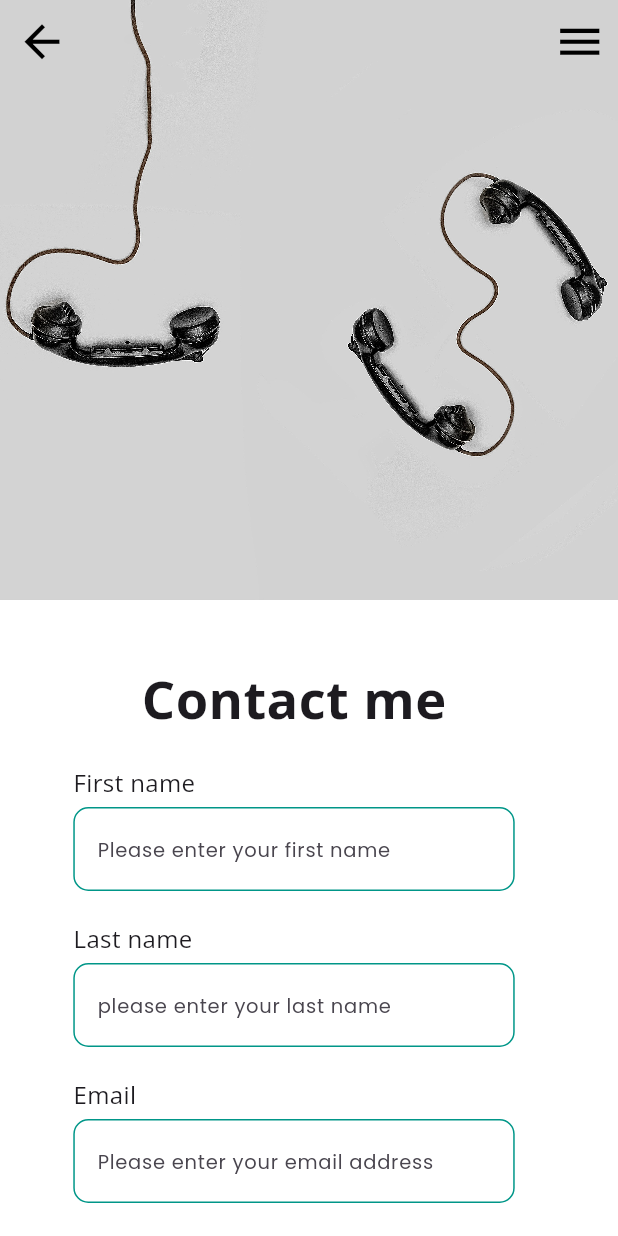
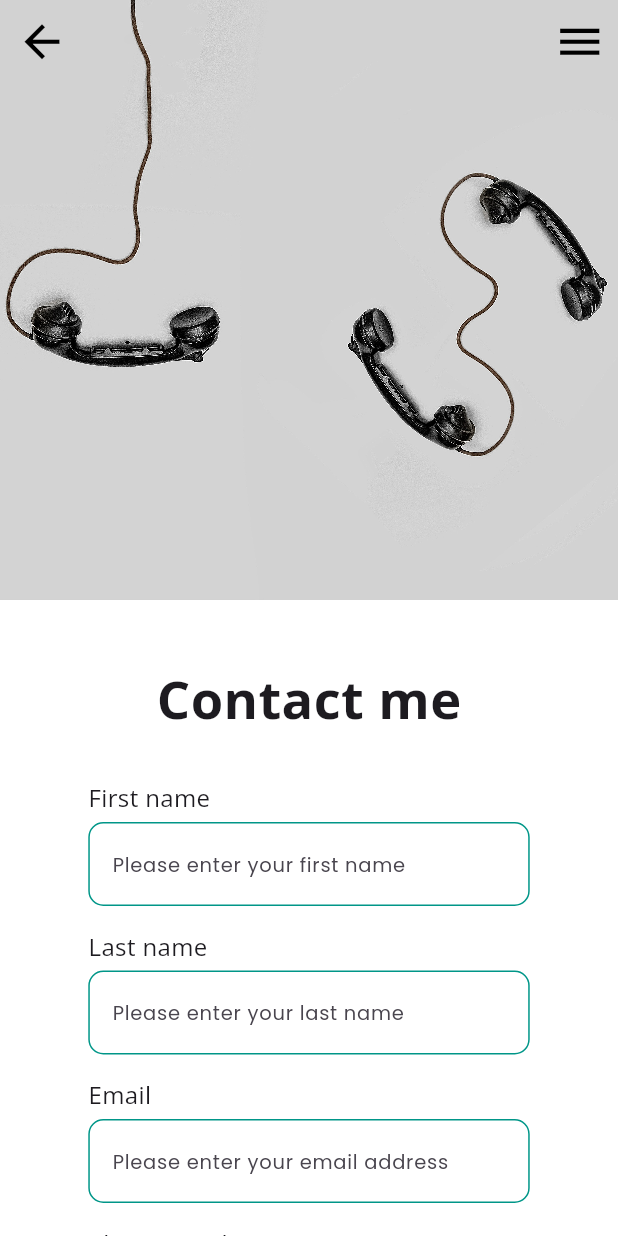
Before and after one commit to MohmedFahmy/portfolio, a Flutter app: the screen it shows after launch, after a tap on the "menu" icon, after a tap on "Contact", on a phone screen of 412 x 824 dp. Run offline on Flutter 3.47's test engine with Material 3 defaults, Android fonts, the phone set to English and light mode, and no system bars; our stand-ins replace carousel_slider, cloud_firestore, firebase_core, flutter_dotenv, flutter_svg, google_fonts and 1 more; accounts and stored records are empty.

Commit message:
feat: Add dotenv support for environment variables and update Firebase initialization chore: Replace main image with blog3.jpg and update contact form layout

```diff
--- a/lib/main.dart
+++ b/lib/main.dart
@@ -1,28 +1,30 @@
 import 'package:firebase_core/firebase_core.dart';
 import 'package:flutter/foundation.dart' show kIsWeb;
 import 'package:flutter/material.dart';
+import 'package:flutter_dotenv/flutter_dotenv.dart';
 import 'package:portfolio/routes.dart';
 import 'package:url_strategy/url_strategy.dart';
 
 void main() async {
   WidgetsFlutterBinding.ensureInitialized();
+  await dotenv.load(fileName: ".env");
+  setPathUrlStrategy();
   if (kIsWeb) {
     await Firebase.initializeApp(
       options: FirebaseOptions(
-        apiKey: "AIzaSyDwSVUVEGmVCM4qqT9GpS6ha6Z-njyLi-Q",
-        authDomain: "mohamed-fahmy-aea38.firebaseapp.com",
-        projectId: "mohamed-fahmy-aea38",
-        storageBucket: "mohamed-fahmy-aea38.firebasestorage.app",
-        messagingSenderId: "130805396394",
-        appId: "1:130805396394:web:07b73badb945fcaaa1f1d3",
-        measurementId: "G-7GWS8W3LPL",
+        apiKey: dotenv.get("FIREBASE_API_KEY"),
+        authDomain: dotenv.get("FIREBASE_AUTH_DOMAIN"),
+        projectId: dotenv.get("FIREBASE_PROJECT_ID"),
+        storageBucket: dotenv.get("FIREBASE_STORAGE_BUCKET"),
+        messagingSenderId: dotenv.get("FIREBASE_MESSAGING_SENDER_ID"),
+        appId: dotenv.get("FIREBASE_APP_ID"),
+        measurementId: dotenv.get("FIREBASE_MEASUREMENT_ID"),
       ),
     );
   } else {
     await Firebase.initializeApp();
   }
 
-  setPathUrlStrategy();
   runApp(const MyApp());
 }
 
--- a/lib/mobile/blog_mobile.dart
+++ b/lib/mobile/blog_mobile.dart
@@ -12,15 +12,21 @@ class BlogMobile extends StatefulWidget {
 }
 
 class _BlogMobileState extends State<BlogMobile> {
-  void streamArticles() async {
-    await for (var snapshot
-        in FirebaseFirestore.instance.collection('articles').snapshots()) {
-      for (var title in snapshot.docs) {
-        print(title.data()['title']);
-      }
-    }
-  }
+  // void streamArticles() async {
+  //   var logger = Logger();
+  //   await for (var snapshot
+  //       in FirebaseFirestore.instance.collection('articles').snapshots()) {
+  //     for (var title in snapshot.docs) {
+  //       logger.d(title.data()['title']);
+  //     }
+  //   }
+  // }
 
+  @override
+  // void initState() {
+  //   super.initState();
+  //   streamArticles();
+  // }
   @override
   Widget build(BuildContext context) {
     return SafeArea(
@@ -50,7 +56,7 @@ class _BlogMobileState extends State<BlogMobile> {
                     ),
                   ),
                   background: Image.asset(
-                    'assets/main.jpeg',
+                    '/blog3.jpg',
                     fit: BoxFit.cover,
                     filterQuality: FilterQuality.high,
                   ),
--- a/lib/mobile/contact_mobile.dart
+++ b/lib/mobile/contact_mobile.dart
@@ -40,54 +40,65 @@ class _ContactMobileState extends State<ContactMobile> {
           },
           body: SingleChildScrollView(
             padding: const EdgeInsets.symmetric(vertical: 20.0),
+            child: Center(
               child: Column(
+                crossAxisAlignment: CrossAxisAlignment.center,
                 children: [
                   const SizedBox(height: 20.0),
-                Wrap(
-                  runSpacing: 20.0,
-                  spacing: 20.0,
-                  alignment: WrapAlignment.center,
-                  children: [
+
                   SansText(
                     text: 'Contact me',
                     fontSize: 35.0,
                     fontWeight: FontWeight.bold,
                   ),
-                    const SizedBox(height: 20.0),
+
+                  const SizedBox(height: 30.0),
+
                   InputFormFiledWidget(
                     heading: 'First name',
                     hintText: 'Please enter your first name',
                     maxLines: 1,
                     width: deviceWidth / 1.4,
                   ),
-                    SizedBox(height: 15),
+
+                  const SizedBox(height: 15.0),
+
                   InputFormFiledWidget(
                     heading: 'Last name',
-                      hintText: 'please enter your last name',
+                    hintText: 'Please enter your last name',
                     maxLines: 1,
                     width: deviceWidth / 1.4,
                   ),
-                    SizedBox(height: 15),
+
+                  const SizedBox(height: 15.0),
+
                   InputFormFiledWidget(
                     heading: 'Email',
                     hintText: 'Please enter your email address',
                     maxLines: 1,
                     width: deviceWidth / 1.4,
                   ),
-                    SizedBox(height: 15),
+
+                  const SizedBox(height: 15.0),
+
                   InputFormFiledWidget(
                     heading: 'Phone number',
                     hintText: 'Please enter your phone number',
                     maxLines: 1,
                     width: deviceWidth / 1.4,
                   ),
-                    SizedBox(height: 15),
+
+                  const SizedBox(height: 15.0),
+
                   InputFormFiledWidget(
                     heading: 'Message',
                     hintText: 'Please enter your message',
                     maxLines: 10,
                     width: deviceWidth / 1.4,
                   ),
+
+                  const SizedBox(height: 25.0),
+
                   MaterialButton(
                     onPressed: () {},
                     height: 60,
@@ -103,9 +114,10 @@ class _ContactMobileState extends State<ContactMobile> {
                       fontWeight: FontWeight.bold,
                     ),
                   ),
+
+                  const SizedBox(height: 30.0),
                 ],
               ),
-              ],
             ),
           ),
         ),
--- a/lib/web/blog_web.dart
+++ b/lib/web/blog_web.dart
@@ -56,7 +56,7 @@ class _BlogWebState extends State<BlogWeb> {
                     ),
                   ),
                   background: Image.asset(
-                    'assets/main.jpeg',
+                    'assets/blog3.jpg',
                     fit: BoxFit.cover,
                     filterQuality: FilterQuality.high,
                   ),
--- a/pubspec.yaml
+++ b/pubspec.yaml
@@ -42,6 +42,8 @@ dependencies:
   cloud_firestore: ^6.1.1
   firebase_core: ^4.3.0
   foundation: ^0.0.5
+  logger: ^2.7.0
+  flutter_dotenv: ^6.0.1
 
 dev_dependencies:
   flutter_test:
@@ -67,6 +69,7 @@ flutter:
 
   # To add assets to your application, add an assets section, like this:
   assets:
+    - .env
     - assets/
   #   - images/a_dot_ham.jpeg
 
```
Also changed, not shown: assets/blog3.jpg (added), assets/main.jpeg (deleted), pubspec.lock, 1 other file. Lines whose indentation alone changed are shown as unchanged.
